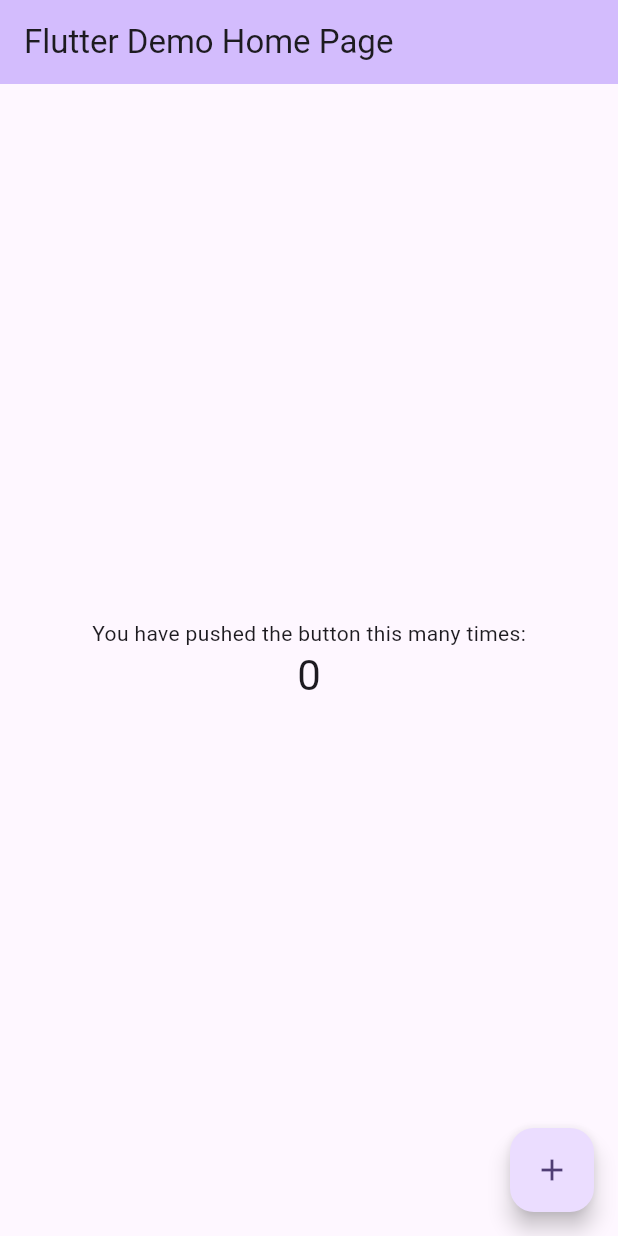
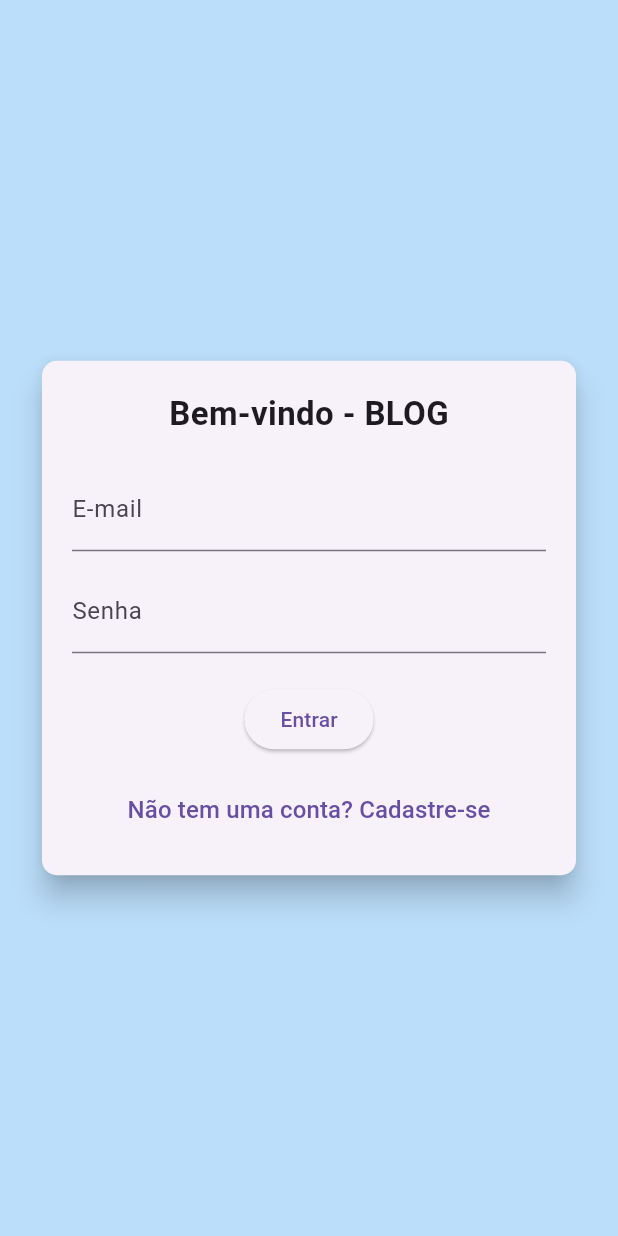
Before and after one commit to AnaniasVictor/blog-front, a Flutter app: the screen it shows after launch, on a phone screen of 412 x 824 dp. Run offline on Flutter 3.47's test engine with Material 3 defaults, Android fonts, the phone set to English and light mode, and no system bars; missing offline and left inert: routefly.

Commit message:
add pages

```diff
--- a/lib/main.dart
+++ b/lib/main.dart
@@ -1,122 +1,25 @@
 import 'package:flutter/material.dart';
+import 'package:routefly/routefly.dart';
+import 'screens/login_screen.dart';
+import 'screens/cadastro_screen.dart';
+import 'screens/cadastro_post_screen.dart';
 
 void main() {
-  runApp(const MyApp());
+  runApp(MyApp());
 }
 
 class MyApp extends StatelessWidget {
-  const MyApp({super.key});
-
-  // This widget is the root of your application.
   @override
   Widget build(BuildContext context) {
     return MaterialApp(
-      title: 'Flutter Demo',
-      theme: ThemeData(
-        // This is the theme of your application.
-        //
-        // TRY THIS: Try running your application with "flutter run". You'll see
-        // the application has a purple toolbar. Then, without quitting the app,
-        // try changing the seedColor in the colorScheme below to Colors.green
-        // and then invoke "hot reload" (save your changes or press the "hot
-        // reload" button in a Flutter-supported IDE, or press "r" if you used
-        // the command line to start the app).
-        //
-        // Notice that the counter didn't reset back to zero; the application
-        // state is not lost during the reload. To reset the state, use hot
-        // restart instead.
-        //
-        // This works for code too, not just values: Most code changes can be
-        // tested with just a hot reload.
-        colorScheme: ColorScheme.fromSeed(seedColor: Colors.deepPurple),
-      ),
-      home: const MyHomePage(title: 'Flutter Demo Home Page'),
+      debugShowCheckedModeBanner: false,
+      title: 'Blog',
+      routes: {
+        '/login': (context) => const LoginScreen(),
+        '/cadastro': (context) => const CadastroScreen(),
+        '/posts': (context) => const CadastroPostScreen(),
+      },
+      initialRoute: '/login',
     );
   }
 }
-
-class MyHomePage extends StatefulWidget {
-  const MyHomePage({super.key, required this.title});
-
-  // This widget is the home page of your application. It is stateful, meaning
-  // that it has a State object (defined below) that contains fields that affect
-  // how it looks.
-
-  // This class is the configuration for the state. It holds the values (in this
-  // case the title) provided by the parent (in this case the App widget) and
-  // used by the build method of the State. Fields in a Widget subclass are
-  // always marked "final".
-
-  final String title;
-
-  @override
-  State<MyHomePage> createState() => _MyHomePageState();
-}
-
-class _MyHomePageState extends State<MyHomePage> {
-  int _counter = 0;
-
-  void _incrementCounter() {
-    setState(() {
-      // This call to setState tells the Flutter framework that something has
-      // changed in this State, which causes it to rerun the build method below
-      // so that the display can reflect the updated values. If we changed
-      // _counter without calling setState(), then the build method would not be
-      // called again, and so nothing would appear to happen.
-      _counter++;
-    });
-  }
-
-  @override
-  Widget build(BuildContext context) {
-    // This method is rerun every time setState is called, for instance as done
-    // by the _incrementCounter method above.
-    //
-    // The Flutter framework has been optimized to make rerunning build methods
-    // fast, so that you can just rebuild anything that needs updating rather
-    // than having to individually change instances of widgets.
-    return Scaffold(
-      appBar: AppBar(
-        // TRY THIS: Try changing the color here to a specific color (to
-        // Colors.amber, perhaps?) and trigger a hot reload to see the AppBar
-        // change color while the other colors stay the same.
-        backgroundColor: Theme.of(context).colorScheme.inversePrimary,
-        // Here we take the value from the MyHomePage object that was created by
-        // the App.build method, and use it to set our appbar title.
-        title: Text(widget.title),
-      ),
-      body: Center(
-        // Center is a layout widget. It takes a single child and positions it
-        // in the middle of the parent.
-        child: Column(
-          // Column is also a layout widget. It takes a list of children and
-          // arranges them vertically. By default, it sizes itself to fit its
-          // children horizontally, and tries to be as tall as its parent.
-          //
-          // Column has various properties to control how it sizes itself and
-          // how it positions its children. Here we use mainAxisAlignment to
-          // center the children vertically; the main axis here is the vertical
-          // axis because Columns are vertical (the cross axis would be
-          // horizontal).
-          //
-          // TRY THIS: Invoke "debug painting" (choose the "Toggle Debug Paint"
-          // action in the IDE, or press "p" in the console), to see the
-          // wireframe for each widget.
-          mainAxisAlignment: MainAxisAlignment.center,
-          children: <Widget>[
-            const Text('You have pushed the button this many times:'),
-            Text(
-              '$_counter',
-              style: Theme.of(context).textTheme.headlineMedium,
-            ),
-          ],
-        ),
-      ),
-      floatingActionButton: FloatingActionButton(
-        onPressed: _incrementCounter,
-        tooltip: 'Increment',
-        child: const Icon(Icons.add),
-      ), // This trailing comma makes auto-formatting nicer for build methods.
-    );
-  }
-}
--- /dev/null
+++ b/lib/routes.dart
@@ -0,0 +1,15 @@
+import 'package:project/screens/cadastro_post_screen.dart';
+import 'package:routefly/routefly.dart';
+import 'screens/login_screen.dart';
+import 'screens/cadastro_screen.dart';
+// import 'screens/cadastro_posts_screen.dart';
+
+
+final routes = {
+  '/login': (context) => const LoginScreen(),
+  '/cadastro': (context) => const CadastroScreen(),
+  '/posts': (context) => const CadastroPostScreen(),
+};
+
+
+final routefly = Routefly(routes: routes); // ou outro sistema de rotas conforme necessário
--- /dev/null
+++ b/lib/screens/login_screen.dart
@@ -0,0 +1,101 @@
+import 'package:flutter/material.dart';
+import '../services/auth_service.dart';
+import '../widgets/toast_widget.dart';
+
+class LoginScreen extends StatefulWidget {
+  const LoginScreen({super.key});
+
+  @override
+  State<LoginScreen> createState() => _LoginScreenState();
+}
+
+class _LoginScreenState extends State<LoginScreen> {
+  final _formKey = GlobalKey<FormState>();
+  String _email = '';
+  String _senha = '';
+  String? _toastMessage;
+  bool _isSuccess = true;
+
+  // Função de login
+  void _login() async {
+    if (!_formKey.currentState!.validate()) return;
+    _formKey.currentState!.save();
+
+    final response = await AuthService.login(_email, _senha);
+
+    if (response != null) {
+      // Navega para a tela de cadastro de posts usando o Navigator.pushNamed
+      Navigator.pushNamed(context, '/posts');  // Corrigido para a navegação com o nome da rota
+    } else {
+      setState(() {
+        _toastMessage = 'Usuário ou senha inválidos';
+        _isSuccess = false;
+      });
+      Future.delayed(const Duration(seconds: 3), () {
+        setState(() => _toastMessage = null);
+      });
+    }
+  }
+
+  // Função de navegação para a tela de cadastro
+  void _navegarParaCadastro() {
+    Navigator.pushNamed(context, '/cadastro');  // Roteia para a tela de cadastro
+  }
+
+  @override
+  Widget build(BuildContext context) {
+    return Scaffold(
+      backgroundColor: Colors.blue[100],
+      body: Center(
+        child: SingleChildScrollView(
+          padding: const EdgeInsets.all(24),
+          child: Card(
+            elevation: 8,
+            shape: RoundedRectangleBorder(borderRadius: BorderRadius.circular(10)),
+            child: Padding(
+              padding: const EdgeInsets.all(20),
+              child: Form(
+                key: _formKey,
+                child: Column(
+                  mainAxisSize: MainAxisSize.min,
+                  children: [
+                    const Text('Bem-vindo - BLOG', style: TextStyle(fontSize: 22, fontWeight: FontWeight.bold)),
+                    const SizedBox(height: 20),
+                    TextFormField(
+                      decoration: const InputDecoration(labelText: 'E-mail'),
+                      keyboardType: TextInputType.emailAddress,
+                      validator: (value) =>
+                      value != null && value.contains('@') ? null : 'Email inválido',
+                      onSaved: (value) => _email = value ?? '',
+                    ),
+                    const SizedBox(height: 12),
+                    TextFormField(
+                      decoration: const InputDecoration(labelText: 'Senha'),
+                      obscureText: true,
+                      validator: (value) =>
+                      value != null && value.length >= 3 ? null : 'Senha inválida',
+                      onSaved: (value) => _senha = value ?? '',
+                    ),
+                    const SizedBox(height: 20),
+                    ElevatedButton(
+                      onPressed: _login,
+                      child: const Text('Entrar'),
+                    ),
+                    const SizedBox(height: 12),
+                    // Botão para redirecionar para a tela de cadastro
+                    TextButton(
+                      onPressed: _navegarParaCadastro,
+                      child: const Text('Não tem uma conta? Cadastre-se', style: TextStyle(fontSize: 16)),
+                    ),
+                    if (_toastMessage != null)
+                      ToastWidget(message: _toastMessage!, isSuccess: _isSuccess),
+                  ],
+                ),
+              ),
+            ),
+          ),
+        ),
+      ),
+    );
+  }
+}
--- /dev/null
+++ b/lib/services/auth_service.dart
@@ -0,0 +1,53 @@
+import 'dart:convert';
+import 'package:http/http.dart' as http;
+
+class AuthService {
+  static const String baseUrl = 'http://localhost:8080/api/usuario'; // URL do seu backend
+
+  // Função para login
+  static Future<AuthResponse?> login(String email, String senha) async {
+    final url = Uri.parse('$baseUrl/login');
+    final response = await http.post(
+      url,
+      headers: {'Content-Type': 'application/json'},
+      body: jsonEncode({'email': email, 'senha': senha}),
+    );
+
+    if (response.statusCode == 200) {
+      final data = jsonDecode(response.body);
+      if (data['token'] != null && data['id'] != null) {
+        return AuthResponse(id: data['id'], token: data['token']);
+      }
+    }
+    return null;
+  }
+
+  // Função para cadastro de usuário
+  static Future<bool> cadastrar(String nome, String email, String senha, String descricao) async {
+    final url = Uri.parse('$baseUrl/cadastro'); // Endpoint para cadastro no backend
+    final response = await http.post(
+      url,
+      headers: {'Content-Type': 'application/json'},
+      body: jsonEncode({
+        'nome': nome,
+        'email': email,
+        'senha': senha,
+        'descricao': descricao,
+      }),
+    );
+
+    // Verifica se o cadastro foi bem-sucedido
+    if (response.statusCode == 201) {
+      return true; // Cadastro bem-sucedido
+    } else {
+      return false; // Falha no cadastro
+    }
+  }
+}
+
+class AuthResponse {
+  final int id;
+  final String token;
+
+  AuthResponse({required this.id, required this.token});
+}
--- a/pubspec.yaml
+++ b/pubspec.yaml
@@ -35,6 +35,9 @@ dependencies:
   # Use with the CupertinoIcons class for iOS style icons.
   cupertino_icons: ^1.0.8
   openapi_generator_annotations: ^6.1.0
+  http: ^1.3.0
+  routefly: ^3.0.1
+
 
 dev_dependencies:
   flutter_test:
```
Also changed, not shown: lib/screens/cadastro_post_screen.dart (added, +149 -0 lines), lib/screens/cadastro_screen.dart (added, +107 -0 lines), lib/widgets/toast_widget.dart (added, +25 -0 lines), pubspec.lock.
